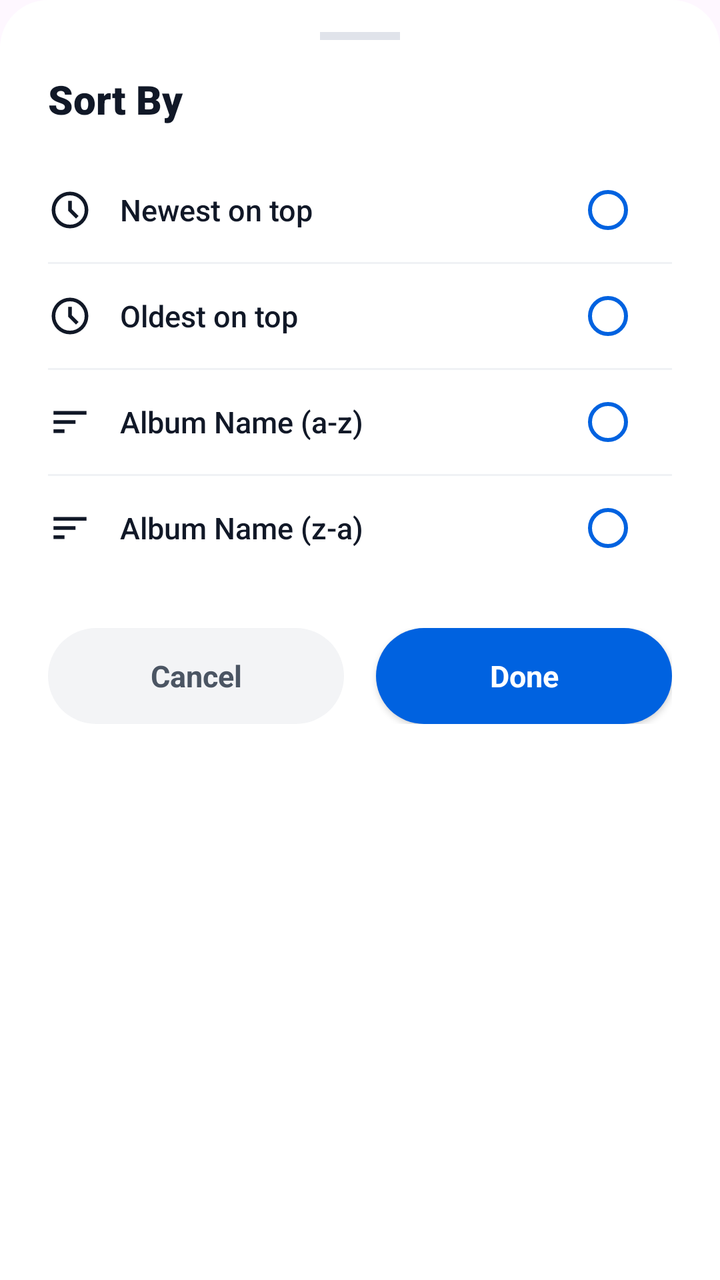
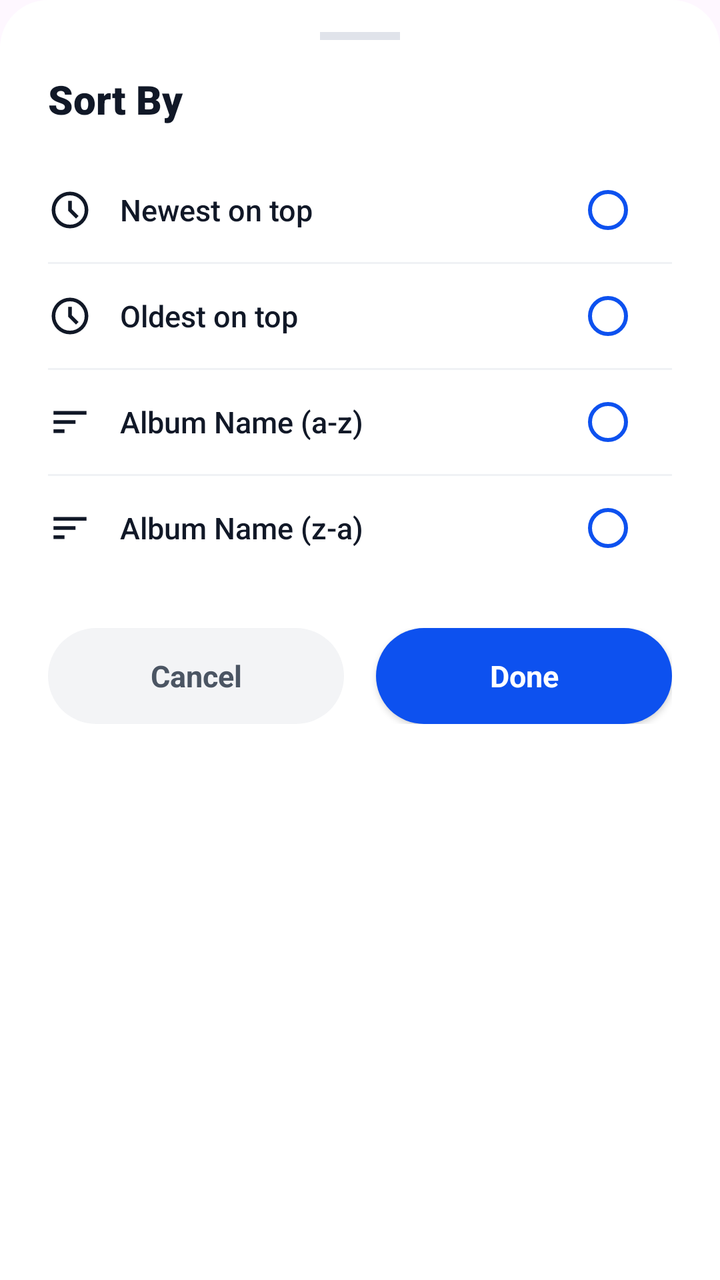

An Android layout rendered at two revisions. The XML below is the earlier revision; the diff shows what the commit changed to produce the second picture.
<!-- AndroidManifest.xml: application theme Theme.GalleryApp -->
<!-- res/layout/dialog_select_sort_by.xml -->
<?xml version="1.0" encoding="utf-8"?>
<LinearLayout xmlns:android="http://schemas.android.com/apk/res/android"
    xmlns:app="http://schemas.android.com/apk/res-auto"
    android:layout_width="match_parent"
    android:layout_height="wrap_content"
    android:background="@drawable/bg_bottom_sheet_rounded"
    android:orientation="vertical"
    android:paddingHorizontal="24dp"
    android:paddingTop="16dp"
    android:paddingBottom="24dp">

    <View
        android:layout_width="40dp"
        android:layout_height="4dp"
        android:layout_gravity="center_horizontal"
        android:layout_marginBottom="16dp"
        android:background="#E0E3EA" />

    <TextView
        android:layout_width="wrap_content"
        android:layout_height="wrap_content"
        android:fontFamily="sans-serif-black"
        android:text="@string/sort_by"
        android:textColor="@color/lumina_text_title"
        android:textSize="20sp"
        android:textStyle="bold" />

    <RadioGroup
        android:id="@+id/rgSortBy"
        android:layout_width="match_parent"
        android:layout_height="wrap_content"
        android:layout_marginTop="16dp">

        <LinearLayout
            android:id="@+id/layoutOptionNewest"
            android:layout_width="match_parent"
            android:layout_height="52dp"
            android:background="?attr/selectableItemBackground"
            android:gravity="center_vertical"
            android:orientation="horizontal">

            <ImageView
                android:layout_width="22dp"
                android:layout_height="22dp"
                android:src="@drawable/schedule"
                app:tint="@color/lumina_text_title" />

            <TextView
                android:layout_width="0dp"
                android:layout_height="wrap_content"
                android:layout_marginStart="14dp"
                android:layout_weight="1"
                android:fontFamily="sans-serif-medium"
                android:text="@string/newest_on_top"
                android:textColor="@color/lumina_text_title"
                android:textSize="15sp" />

            <RadioButton
                android:id="@+id/rbSortNewest"
                android:layout_width="wrap_content"
                android:layout_height="wrap_content"
                android:buttonTint="@color/lumina_primary"
                app:buttonTint="@color/lumina_primary"
                android:clickable="false"
                android:focusable="false" />

        </LinearLayout>

        <View
            android:layout_width="match_parent"
            android:layout_height="1dp"
            android:background="#F0F2F5" />

        <LinearLayout
            android:id="@+id/layoutOptionOldest"
            android:layout_width="match_parent"
            android:layout_height="52dp"
            android:background="?attr/selectableItemBackground"
            android:gravity="center_vertical"
            android:orientation="horizontal">

            <ImageView
                android:layout_width="22dp"
                android:layout_height="22dp"
                android:src="@drawable/schedule"
                app:tint="@color/lumina_text_title" />

            <TextView
                android:layout_width="0dp"
                android:layout_height="wrap_content"
                android:layout_marginStart="14dp"
                android:layout_weight="1"
                android:fontFamily="sans-serif-medium"
                android:text="@string/oldest_on_top"
                android:textColor="@color/lumina_text_title"
                android:textSize="15sp" />

            <RadioButton
                android:id="@+id/rbSortOldest"
                android:layout_width="wrap_content"
                android:layout_height="wrap_content"
                android:buttonTint="@color/lumina_primary"
                app:buttonTint="@color/lumina_primary"
                android:clickable="false"
                android:focusable="false" />

        </LinearLayout>

        <View
            android:layout_width="match_parent"
            android:layout_height="1dp"
            android:background="#F0F2F5" />

        <LinearLayout
            android:id="@+id/layoutOptionNameAsc"
            android:layout_width="match_parent"
            android:layout_height="52dp"
            android:background="?attr/selectableItemBackground"
            android:gravity="center_vertical"
            android:orientation="horizontal">

            <ImageView
                android:layout_width="22dp"
                android:layout_height="22dp"
                android:src="@drawable/sort"
                app:tint="@color/lumina_text_title" />

            <TextView
                android:layout_width="0dp"
                android:layout_height="wrap_content"
                android:layout_marginStart="14dp"
                android:layout_weight="1"
                android:fontFamily="sans-serif-medium"
                android:text="@string/album_name_a_z"
                android:textColor="@color/lumina_text_title"
                android:textSize="15sp" />

            <RadioButton
                android:id="@+id/rbSortNameAsc"
                android:layout_width="wrap_content"
                android:layout_height="wrap_content"
                android:buttonTint="@color/lumina_primary"
                app:buttonTint="@color/lumina_primary"
                android:clickable="false"
                android:focusable="false" />

        </LinearLayout>

        <View
            android:layout_width="match_parent"
            android:layout_height="1dp"
            android:background="#F0F2F5" />

        <LinearLayout
            android:id="@+id/layoutOptionNameDesc"
            android:layout_width="match_parent"
            android:layout_height="52dp"
            android:background="?attr/selectableItemBackground"
            android:gravity="center_vertical"
            android:orientation="horizontal">

            <ImageView
                android:layout_width="22dp"
                android:layout_height="22dp"
                android:src="@drawable/sort"
                app:tint="@color/lumina_text_title" />

            <TextView
                android:layout_width="0dp"
                android:layout_height="wrap_content"
                android:layout_marginStart="14dp"
                android:layout_weight="1"
                android:fontFamily="sans-serif-medium"
                android:text="@string/album_name_z_a"
                android:textColor="@color/lumina_text_title"
                android:textSize="15sp" />

            <RadioButton
                android:id="@+id/rbSortNameDesc"
                android:layout_width="wrap_content"
                android:layout_height="wrap_content"
                android:buttonTint="@color/lumina_primary"
                app:buttonTint="@color/lumina_primary"
                android:clickable="false"
                android:focusable="false" />

        </LinearLayout>

    </RadioGroup>

    <LinearLayout
        android:layout_width="match_parent"
        android:layout_height="wrap_content"
        android:layout_marginTop="24dp"
        android:orientation="horizontal">

        <TextView
            android:id="@+id/btnCancelSort"
            android:layout_width="0dp"
            android:layout_height="48dp"
            android:layout_marginEnd="8dp"
            android:layout_weight="1"
            android:background="@drawable/bg_dialog_cancel_button"
            android:clickable="true"
            android:focusable="true"
            android:fontFamily="sans-serif-bold"
            android:gravity="center"
            android:text="@string/cancel"
            android:textColor="#4B5563"
            android:textSize="15sp"
            android:textStyle="bold" />

        <TextView
            android:id="@+id/btnDoneSort"
            android:layout_width="0dp"
            android:layout_height="48dp"
            android:layout_marginStart="8dp"
            android:layout_weight="1"
            android:background="@drawable/bg_lumina_primary_button"
            android:clickable="true"
            android:elevation="2dp"
            android:focusable="true"
            android:fontFamily="sans-serif-bold"
            android:gravity="center"
            android:text="@string/done"
            android:textColor="@color/white"
            android:textSize="15sp"
            android:textStyle="bold" />

    </LinearLayout>

</LinearLayout>
<!-- resources referenced by this layout -->
<resources>
  <color name="lumina_primary">#0062E0</color>
  <color name="lumina_text_title">#111827</color>
  <color name="white">#FFFFFFFF</color>
  <!-- drawable bg_bottom_sheet_rounded (drawable) -->
  <?xml version="1.0" encoding="utf-8"?>
  <shape xmlns:android="http://schemas.android.com/apk/res/android"
      android:shape="rectangle">
      <solid android:color="@color/white" />
      <corners
          android:topLeftRadius="24dp"
          android:topRightRadius="24dp" />
  </shape>
  <!-- drawable bg_dialog_cancel_button (drawable) -->
  <?xml version="1.0" encoding="utf-8"?>
  <ripple xmlns:android="http://schemas.android.com/apk/res/android"
      android:color="#20000000">
      <item>
          <shape android:shape="rectangle">
              <solid android:color="#F3F4F6" />
              <corners android:radius="28dp" />
          </shape>
      </item>
  </ripple>
  <!-- drawable bg_lumina_primary_button (drawable) -->
  <?xml version="1.0" encoding="utf-8"?>
  <ripple xmlns:android="http://schemas.android.com/apk/res/android"
      android:color="@color/lumina_button_ripple">
      <item>
          <shape android:shape="rectangle">
              <solid android:color="@color/lumina_primary" />
              <corners android:radius="28dp" />
          </shape>
      </item>
  </ripple>
  <!-- drawable schedule (drawable) -->
  <?xml version="1.0" encoding="utf-8"?>
  <vector xmlns:android="http://schemas.android.com/apk/res/android"
      android:height="24dp"
      android:width="24dp"
      android:viewportWidth="960"
      android:viewportHeight="960">
      <path
          android:fillColor="#000000"
          android:pathData="m612,668 l56,-56 -148,-148v-184h-80v216l172,172ZM480,880q-83,0 -156,-31.5T197,763q-54,-54 -85.5,-127T80,480q0,-83 31.5,-156T197,197q54,-54 127,-85.5T480,80q83,0 156,31.5T763,197q54,54 85.5,127T880,480q0,83 -31.5,156T763,763q-54,54 -127,85.5T480,880ZM480,480ZM480,800q133,0 226.5,-93.5T800,480q0,-133 -93.5,-226.5T480,160q-133,0 -226.5,93.5T160,480q0,133 93.5,226.5T480,800Z"/>
  </vector>
  <!-- drawable sort (drawable) -->
  <vector xmlns:android="http://schemas.android.com/apk/res/android"
      android:width="24dp"
      android:height="24dp"
      android:viewportWidth="960"
      android:viewportHeight="960">
    <path
        android:pathData="M120,720v-80h240v80L120,720ZM120,520v-80h480v80L120,520ZM120,320v-80h720v80L120,320Z"
        android:fillColor="#000000"/>
  </vector>
  <string name="album_name_a_z">Album Name (a-z)</string>
  <string name="album_name_z_a">Album Name (z-a)</string>
  <string name="cancel">Cancel</string>
  <string name="done">Done</string>
  <string name="newest_on_top">Newest on top</string>
  <string name="oldest_on_top">Oldest on top</string>
  <string name="sort_by">Sort By</string>
  <style name="Theme.GalleryApp" parent="Base.Theme.GalleryApp" />
  <color name="lumina_button_ripple">#26FFFFFF</color>
  <style name="Base.Theme.GalleryApp" parent="Theme.Material3.DayNight.NoActionBar">
          <item name="colorPrimary">@color/lumina_primary</item>
          <item name="colorControlActivated">@color/lumina_primary</item>
      </style>
</resources>

<!-- the commit's change to res/layout/dialog_select_sort_by.xml (unified diff, before → after) -->
@@ -59,8 +59,8 @@
                 android:id="@+id/rbSortNewest"
                 android:layout_width="wrap_content"
                 android:layout_height="wrap_content"
-                android:buttonTint="@color/lumina_primary"
-                app:buttonTint="@color/lumina_primary"
+                android:buttonTint="@color/accent_main"
+                app:buttonTint="@color/accent_main"
                 android:clickable="false"
                 android:focusable="false" />
 
@@ -99,8 +99,8 @@
                 android:id="@+id/rbSortOldest"
                 android:layout_width="wrap_content"
                 android:layout_height="wrap_content"
-                android:buttonTint="@color/lumina_primary"
-                app:buttonTint="@color/lumina_primary"
+                android:buttonTint="@color/accent_main"
+                app:buttonTint="@color/accent_main"
                 android:clickable="false"
                 android:focusable="false" />
 
@@ -139,8 +139,8 @@
                 android:id="@+id/rbSortNameAsc"
                 android:layout_width="wrap_content"
                 android:layout_height="wrap_content"
-                android:buttonTint="@color/lumina_primary"
-                app:buttonTint="@color/lumina_primary"
+                android:buttonTint="@color/accent_main"
+                app:buttonTint="@color/accent_main"
                 android:clickable="false"
                 android:focusable="false" />
 
@@ -179,8 +179,8 @@
                 android:id="@+id/rbSortNameDesc"
                 android:layout_width="wrap_content"
                 android:layout_height="wrap_content"
-                android:buttonTint="@color/lumina_primary"
-                app:buttonTint="@color/lumina_primary"
+                android:buttonTint="@color/accent_main"
+                app:buttonTint="@color/accent_main"
                 android:clickable="false"
                 android:focusable="false" />
 
<!-- resource entries referenced after the edit -->
@@ -1,5 +1,6 @@
 <!-- resources referenced by this layout -->
 <resources>
+  <color name="accent_main">#0d51ef</color>
   <color name="lumina_primary">#0062E0</color>
   <color name="lumina_text_title">#111827</color>
   <color name="white">#FFFFFFFF</color>
@@ -29,7 +30,7 @@
       android:color="@color/lumina_button_ripple">
       <item>
           <shape android:shape="rectangle">
-              <solid android:color="@color/lumina_primary" />
+              <solid android:color="@color/accent_main" />
               <corners android:radius="28dp" />
           </shape>
       </item>
